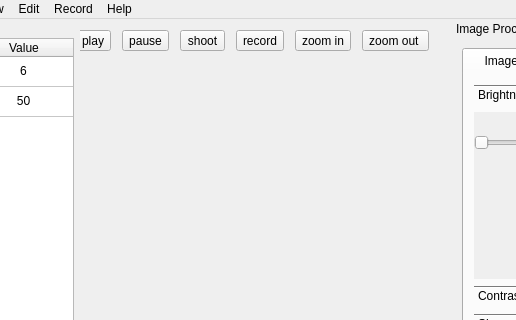
Old version of the form mainwindow.ui in the repository yuranxue272181/WPIMQP; both pictures show x 127 to 643 and y 0 to 320 of the 800 by 554 pixel window.
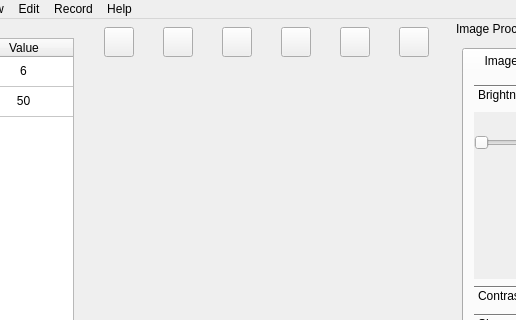
New version of the form.

Commit message: add play and pause function, add restart function, add icons

```diff
--- a/mainwindow.ui
+++ b/mainwindow.ui
@@ -190,55 +190,91 @@
      </property>
     </widget>
    </widget>
-   <widget class="QWidget" name="layoutWidget">
+   <widget class="QWidget" name="">
     <property name="geometry">
      <rect>
-      <x>-10</x>
-      <y>10</y>
-      <width>366</width>
-      <height>24</height>
+      <x>1</x>
+      <y>7</y>
+      <width>371</width>
+      <height>32</height>
      </rect>
     </property>
     <layout class="QHBoxLayout" name="horizontalLayout">
      <item>
-      <widget class="QToolButton" name="playButton">
+      <widget class="QToolButton" name="startButton">
+       <property name="minimumSize">
+        <size>
+         <width>30</width>
+         <height>30</height>
+        </size>
+       </property>
        <property name="text">
-        <string>play</string>
+        <string/>
        </property>
       </widget>
      </item>
      <item>
-      <widget class="QToolButton" name="toolButton_2">
+      <widget class="QToolButton" name="playPauseButton">
+       <property name="minimumSize">
+        <size>
+         <width>30</width>
+         <height>30</height>
+        </size>
+       </property>
        <property name="text">
-        <string>pause</string>
+        <string/>
        </property>
       </widget>
      </item>
      <item>
-      <widget class="QToolButton" name="toolButton_5">
+      <widget class="QToolButton" name="shootButton">
+       <property name="minimumSize">
+        <size>
+         <width>30</width>
+         <height>30</height>
+        </size>
+       </property>
        <property name="text">
-        <string>shoot</string>
+        <string/>
        </property>
       </widget>
      </item>
      <item>
-      <widget class="QToolButton" name="toolButton_6">
+      <widget class="QToolButton" name="recordButton">
+       <property name="minimumSize">
+        <size>
+         <width>30</width>
+         <height>30</height>
+        </size>
+       </property>
        <property name="text">
-        <string>record</string>
+        <string/>
        </property>
       </widget>
      </item>
      <item>
-      <widget class="QToolButton" name="toolButton_3">
+      <widget class="QToolButton" name="zoomInButton">
+       <property name="minimumSize">
+        <size>
+         <width>30</width>
+         <height>30</height>
+        </size>
+       </property>
        <property name="text">
-        <string>zoom in</string>
+        <string/>
        </property>
       </widget>
      </item>
      <item>
-      <widget class="QToolButton" name="toolButton_4">
+      <widget class="QToolButton" name="zoomOutButton">
+       <property name="minimumSize">
+        <size>
+         <width>30</width>
+         <height>30</height>
+        </size>
+       </property>
        <property name="text">
-        <string>zoom out </string>
+        <string/>
        </property>
       </widget>
      </item>
```
Left out of the diff: 6 changed lines with no effect on the pictures. The commit also changes 32 other files.
